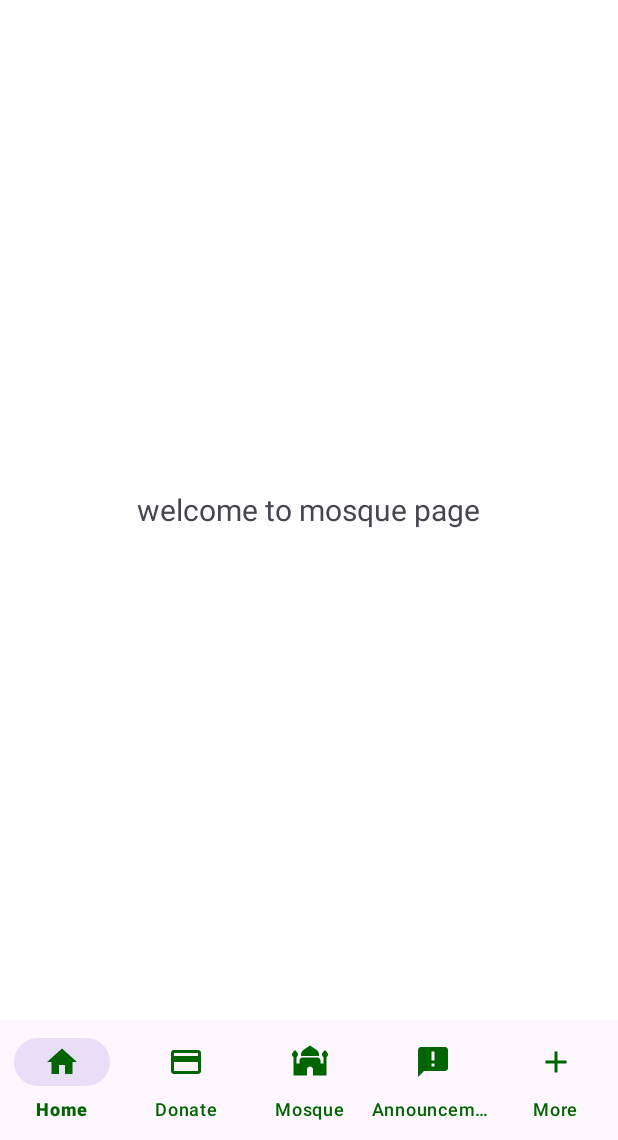
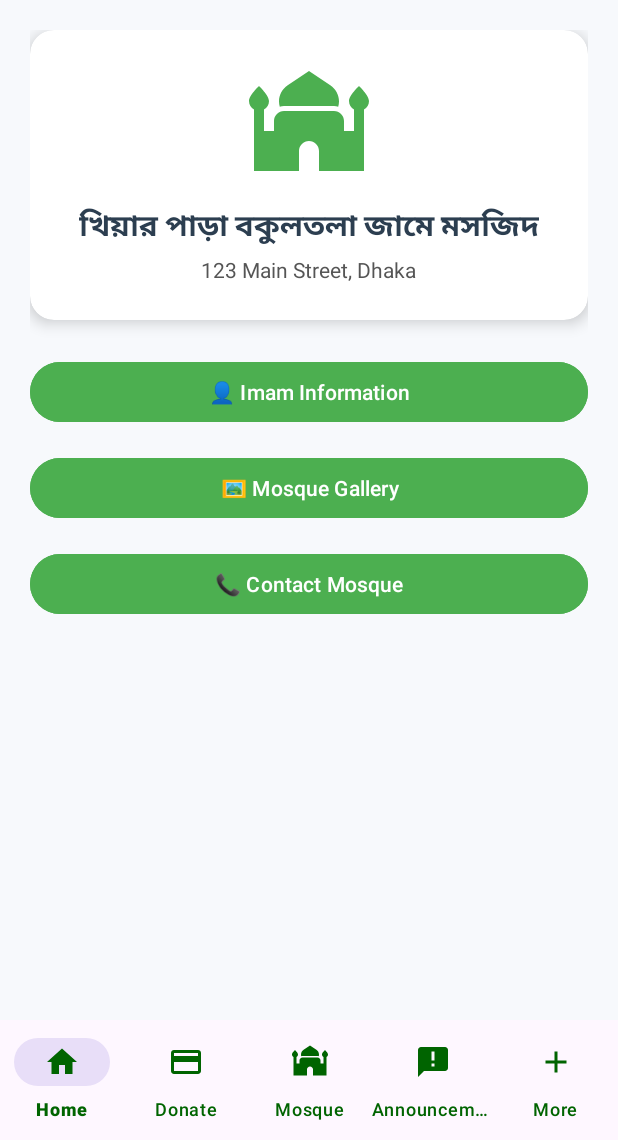
Before and after one commit to Amdadul-haq/MMS, an Android app: the fragment MosqueFragment placed in its activity, on a phone screen of 412 x 824 dp, the part 96-1236 px from its top. Run offline under Robolectric (Android 15) with nearby library versions, the phone set to English and light mode, and no system bars.

Commit message:
adding mosque page

```diff
--- a/app/src/main/res/layout/fragment_mosque.xml
+++ b/app/src/main/res/layout/fragment_mosque.xml
@@ -1,15 +1,86 @@
 <?xml version="1.0" encoding="utf-8"?>
-<LinearLayout xmlns:android="http://schemas.android.com/apk/res/android"
+<ScrollView xmlns:android="http://schemas.android.com/apk/res/android"
+    xmlns:app="http://schemas.android.com/apk/res-auto"
     android:layout_width="match_parent"
     android:layout_height="match_parent"
-    android:gravity="center">
-    <TextView
-        android:id="@+id/nav_mosque"
-        android:layout_width="wrap_content"
+    android:background="#F7F9FC">
+
+    <LinearLayout
+        android:layout_width="match_parent"
         android:layout_height="wrap_content"
-        android:text="welcome to mosque page"
-        android:textSize="20dp"
-        android:gravity="center"
-        android:textAlignment="center"/>
+        android:orientation="vertical"
+        android:padding="20dp"
+        android:gravity="center_horizontal">
 
-</LinearLayout>
+        <!-- Mosque Info Card -->
+        <androidx.cardview.widget.CardView
+            android:layout_width="match_parent"
+            android:layout_height="wrap_content"
+            app:cardCornerRadius="16dp"
+            app:cardElevation="6dp"
+            android:layout_marginBottom="24dp"
+            android:backgroundTint="#FFFFFF">
+
+            <LinearLayout
+                android:layout_width="match_parent"
+                android:layout_height="wrap_content"
+                android:orientation="vertical"
+                android:padding="24dp"
+                android:gravity="center_horizontal">
+
+                <ImageView
+                    android:id="@+id/mosque_icon"
+                    android:layout_width="80dp"
+                    android:layout_height="80dp"
+                    android:src="@drawable/ic_mosque"
+                    android:layout_marginBottom="12dp"
+                    app:tint="@color/primaryColor" />
+
+                <TextView
+                    android:id="@+id/mosque_name"
+                    android:layout_width="wrap_content"
+                    android:layout_height="wrap_content"
+                    android:text="খিয়ার পাড়া বকুলতলা জামে মসজিদ"
+                    android:textSize="20sp"
+                    android:textStyle="bold"
+                    android:textColor="#2C3E50"
+                    android:layout_marginBottom="4dp" />
+
+                <TextView
+                    android:id="@+id/mosque_address"
+                    android:layout_width="wrap_content"
+                    android:layout_height="wrap_content"
+                    android:text="123 Main Street, Dhaka"
+                    android:textColor="#555"
+                    android:textSize="14sp" />
+            </LinearLayout>
+        </androidx.cardview.widget.CardView>
+
+        <!-- Feature Buttons -->
+        <Button
+            android:id="@+id/btn_imam_info"
+            android:layout_width="match_parent"
+            android:layout_height="wrap_content"
+            android:text="👤 Imam Information"
+            android:backgroundTint="@color/primaryColor"
+            android:textColor="#FFFFFF"
+            android:layout_marginBottom="16dp" />
+
+        <Button
+            android:id="@+id/btn_gallery"
+            android:layout_width="match_parent"
+            android:layout_height="wrap_content"
+            android:text="🖼️ Mosque Gallery"
+            android:backgroundTint="@color/primaryColor"
+            android:textColor="#FFFFFF"
+            android:layout_marginBottom="16dp" />
+
+        <Button
+            android:id="@+id/btn_contact"
+            android:layout_width="match_parent"
+            android:layout_height="wrap_content"
+            android:text="📞 Contact Mosque"
+            android:backgroundTint="@color/primaryColor"
+            android:textColor="#FFFFFF" />
+    </LinearLayout>
+</ScrollView>
--- a/app/src/main/res/values/colors.xml
+++ b/app/src/main/res/values/colors.xml
@@ -12,5 +12,6 @@
     <color name="light_gray">#F5F5F5</color>
     <color name="black">#000000</color>
     <color name="gray">#B0B0B0</color>
+    <color name="primaryColor">#4CAF50</color>
 
 </resources>
```
Also changed, not shown: 2 other files.
